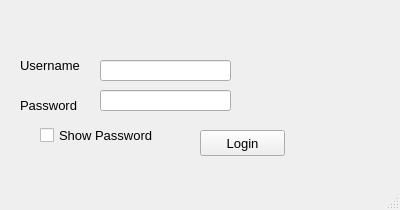
Before: the Qt Designer form CourseManagement.ui in MIDOKIM/CourseManagement, drawn with Qt 5.
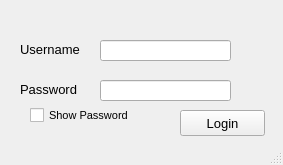
After: the same form once the commit is applied.

```diff
--- a/CourseManagement.ui
+++ b/CourseManagement.ui
@@ -2,23 +2,50 @@
 <ui version="4.0">
  <class>CourseManagementClass</class>
  <widget class="QMainWindow" name="CourseManagementClass">
+  <property name="windowModality">
+   <enum>Qt::NonModal</enum>
+  </property>
+  <property name="enabled">
+   <bool>true</bool>
+  </property>
   <property name="geometry">
    <rect>
     <x>0</x>
     <y>0</y>
-    <width>400</width>
-    <height>210</height>
+    <width>283</width>
+    <height>165</height>
    </rect>
   </property>
+  <property name="sizePolicy">
+   <sizepolicy hsizetype="Fixed" vsizetype="Fixed">
+    <horstretch>0</horstretch>
+    <verstretch>0</verstretch>
+   </sizepolicy>
+  </property>
+  <property name="minimumSize">
+   <size>
+    <width>283</width>
+    <height>165</height>
+   </size>
+  </property>
+  <property name="maximumSize">
+   <size>
+    <width>283</width>
+    <height>165</height>
+   </size>
+  </property>
   <property name="windowTitle">
-   <string>CourseManagement</string>
+   <string>Login</string>
+  </property>
+  <property name="tabShape">
+   <enum>QTabWidget::Rounded</enum>
   </property>
   <widget class="QWidget" name="centralWidget">
    <widget class="QPushButton" name="pushButton">
     <property name="geometry">
      <rect>
-      <x>200</x>
-      <y>130</y>
+      <x>180</x>
+      <y>110</y>
       <width>85</width>
       <height>26</height>
      </rect>
@@ -39,7 +66,7 @@
     <property name="geometry">
      <rect>
       <x>100</x>
-      <y>60</y>
+      <y>40</y>
       <width>131</width>
       <height>21</height>
      </rect>
@@ -54,9 +81,9 @@
     <property name="geometry">
      <rect>
       <x>20</x>
-      <y>90</y>
-      <width>71</width>
-      <height>31</height>
+      <y>80</y>
+      <width>61</width>
+      <height>18</height>
      </rect>
     </property>
     <property name="font">
@@ -72,9 +99,9 @@
     <property name="geometry">
      <rect>
       <x>20</x>
-      <y>50</y>
-      <width>71</width>
-      <height>31</height>
+      <y>40</y>
+      <width>67</width>
+      <height>18</height>
      </rect>
     </property>
     <property name="font">
@@ -90,7 +117,7 @@
     <property name="geometry">
      <rect>
       <x>100</x>
-      <y>90</y>
+      <y>80</y>
       <width>131</width>
       <height>21</height>
      </rect>
@@ -116,15 +143,15 @@
    <widget class="QCheckBox" name="checkBox">
     <property name="geometry">
      <rect>
-      <x>40</x>
-      <y>120</y>
+      <x>30</x>
+      <y>100</y>
       <width>121</width>
       <height>31</height>
      </rect>
     </property>
     <property name="font">
      <font>
-      <pointsize>10</pointsize>
+      <pointsize>8</pointsize>
      </font>
     </property>
     <property name="text">
```
Left out of the diff: 3 changed lines with no effect on the pictures.
